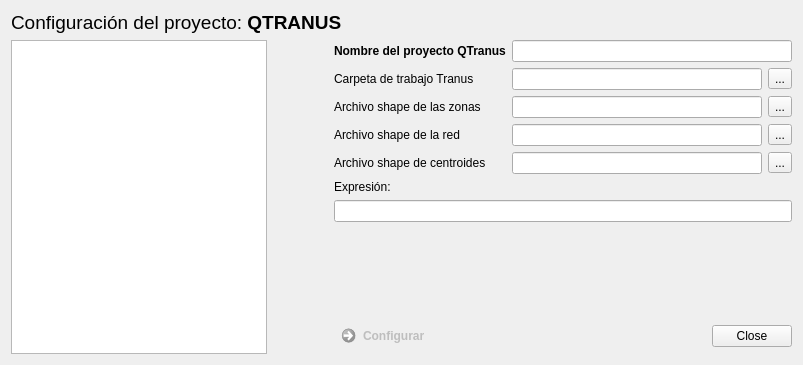
TomasdelaBarra/QTRANUS, file qtranus_dialog_base.ui: the form before one commit.
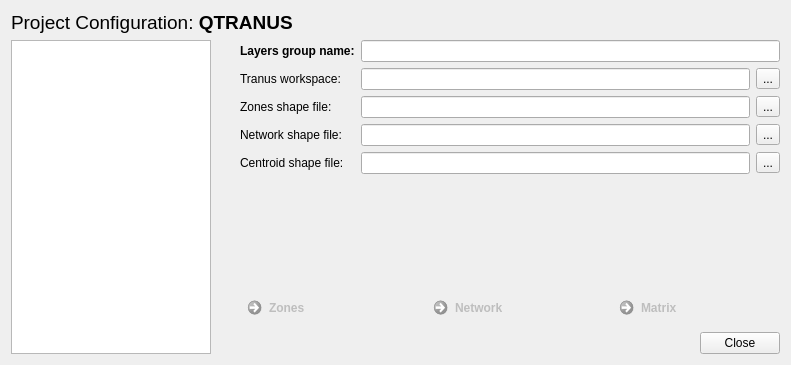
The form after the commit.

```diff
--- a/qtranus_dialog_base.ui
+++ b/qtranus_dialog_base.ui
@@ -9,7 +9,7 @@
    <rect>
     <x>0</x>
     <y>0</y>
-    <width>803</width>
+    <width>791</width>
     <height>365</height>
    </rect>
   </property>
@@ -20,13 +20,6 @@
    <bool>true</bool>
   </property>
   <layout class="QGridLayout" name="gridLayout">
-   <item row="0" column="0">
-    <widget class="QLabel" name="label_7">
-     <property name="text">
-      <string>&lt;html&gt;&lt;head/&gt;&lt;body&gt;&lt;p&gt;&lt;span style=&quot; font-size:14pt;&quot;&gt;Configuración del proyecto: &lt;/span&gt;&lt;span style=&quot; font-size:14pt; font-weight:600;&quot;&gt;QTRANUS&lt;/span&gt;&lt;/p&gt;&lt;/body&gt;&lt;/html&gt;</string>
-     </property>
-    </widget>
-   </item>
    <item row="1" column="0">
     <layout class="QHBoxLayout" name="horizontalLayout">
      <item>
@@ -43,7 +36,7 @@
        </property>
        <property name="sizeHint" stdset="0">
         <size>
-         <width>40</width>
+         <width>80</width>
          <height>20</height>
         </size>
        </property>
@@ -59,7 +52,7 @@
          <item row="0" column="0">
           <widget class="QLabel" name="label">
            <property name="text">
-            <string>&lt;html&gt;&lt;head/&gt;&lt;body&gt;&lt;p&gt;&lt;span style=&quot; font-weight:600;&quot;&gt;Nombre del proyecto QTranus&lt;/span&gt;&lt;/p&gt;&lt;/body&gt;&lt;/html&gt;</string>
+            <string>&lt;html&gt;&lt;head/&gt;&lt;body&gt;&lt;p&gt;&lt;span style=&quot; font-weight:600;&quot;&gt;Layers group name:&lt;/span&gt;&lt;/p&gt;&lt;/body&gt;&lt;/html&gt;</string>
            </property>
           </widget>
          </item>
@@ -73,7 +66,7 @@
          <item row="1" column="0">
           <widget class="QLabel" name="label_2">
            <property name="text">
-            <string>Carpeta de trabajo Tranus</string>
+            <string>Tranus workspace:</string>
            </property>
           </widget>
          </item>
@@ -113,7 +106,7 @@
          <item row="2" column="0">
           <widget class="QLabel" name="label_3">
            <property name="text">
-            <string>Archivo shape de las zonas</string>
+            <string>Zones shape file:</string>
            </property>
           </widget>
          </item>
@@ -138,7 +131,7 @@
          <item row="3" column="0">
           <widget class="QLabel" name="label_4">
            <property name="text">
-            <string>Archivo shape de la red</string>
+            <string>Network shape file:</string>
            </property>
           </widget>
          </item>
@@ -159,7 +152,7 @@
          <item row="4" column="0">
           <widget class="QLabel" name="label_5">
            <property name="text">
-            <string>Archivo shape de centroides</string>
+            <string>Centroid shape file:</string>
            </property>
           </widget>
          </item>
@@ -179,23 +172,6 @@
          </item>
         </layout>
        </item>
-       <item>
-        <widget class="QLabel" name="label_6">
-         <property name="visible">
-           <bool>false</bool>
-         </property>
-         <property name="text">
-          <string>Expresión:</string>
-         </property>
-        </widget>
-       </item>
-       <item>
-        <widget class="QLineEdit" name="expression">
-                   <property name="visible">
-           <bool>false</bool>
-         </property>
-        </widget>
-       </item>
        <item>
         <spacer name="verticalSpacer">
          <property name="orientation">
@@ -209,18 +185,68 @@
          </property>
         </spacer>
        </item>
+       <item>
+        <layout class="QHBoxLayout" name="horizontalLayout_8">
+         <item alignment="Qt::AlignVCenter">
+          <widget class="QCommandLinkButton" name="zones">
+           <property name="enabled">
+            <bool>false</bool>
+           </property>
+           <property name="text">
+            <string>Zones</string>
+           </property>
+          </widget>
+         </item>
+         <item>
+          <spacer name="horizontalSpacer_3">
+           <property name="orientation">
+            <enum>Qt::Horizontal</enum>
+           </property>
+           <property name="sizeHint" stdset="0">
+            <size>
+             <width>40</width>
+             <height>20</height>
+            </size>
+           </property>
+          </spacer>
+         </item>
+         <item alignment="Qt::AlignVCenter">
+          <widget class="QCommandLinkButton" name="network">
+           <property name="enabled">
+            <bool>false</bool>
+           </property>
+           <property name="text">
+            <string>Network</string>
+           </property>
+          </widget>
+         </item>
+         <item>
+          <spacer name="horizontalSpacer_4">
+           <property name="orientation">
+            <enum>Qt::Horizontal</enum>
+           </property>
+           <property name="sizeHint" stdset="0">
+            <size>
+             <width>40</width>
+             <height>20</height>
+            </size>
+           </property>
+          </spacer>
+         </item>
+         <item alignment="Qt::AlignVCenter">
+          <widget class="QCommandLinkButton" name="matrix">
+           <property name="enabled">
+            <bool>false</bool>
+           </property>
+           <property name="text">
+            <string>Matrix</string>
+           </property>
+          </widget>
+         </item>
+        </layout>
+       </item>
        <item>
         <layout class="QHBoxLayout" name="horizontalLayout_5">
-         <item>
-          <widget class="QCommandLinkButton" name="configure">
-           <property name="enabled">
-            <bool>false</bool>
-           </property>
-           <property name="text">
-            <string>Configurar</string>
-           </property>
-          </widget>
-         </item>
          <item>
           <spacer name="horizontalSpacer">
            <property name="orientation">
@@ -250,6 +276,13 @@
      </item>
     </layout>
    </item>
+   <item row="0" column="0">
+    <widget class="QLabel" name="label_7">
+     <property name="text">
+      <string>&lt;html&gt;&lt;head/&gt;&lt;body&gt;&lt;p&gt;&lt;span style=&quot; font-size:14pt;&quot;&gt;Project Configuration: &lt;/span&gt;&lt;span style=&quot; font-size:14pt; font-weight:600;&quot;&gt;QTRANUS&lt;/span&gt;&lt;/p&gt;&lt;/body&gt;&lt;/html&gt;</string>
+     </property>
+    </widget>
+   </item>
   </layout>
  </widget>
  <resources/>
```
Left out of the diff: 26 changed lines with no effect on the pictures.
